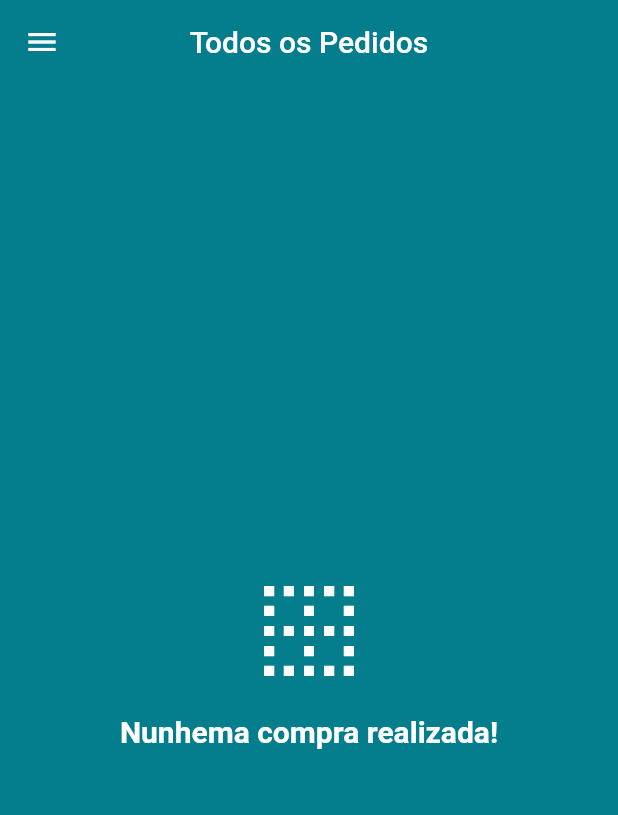
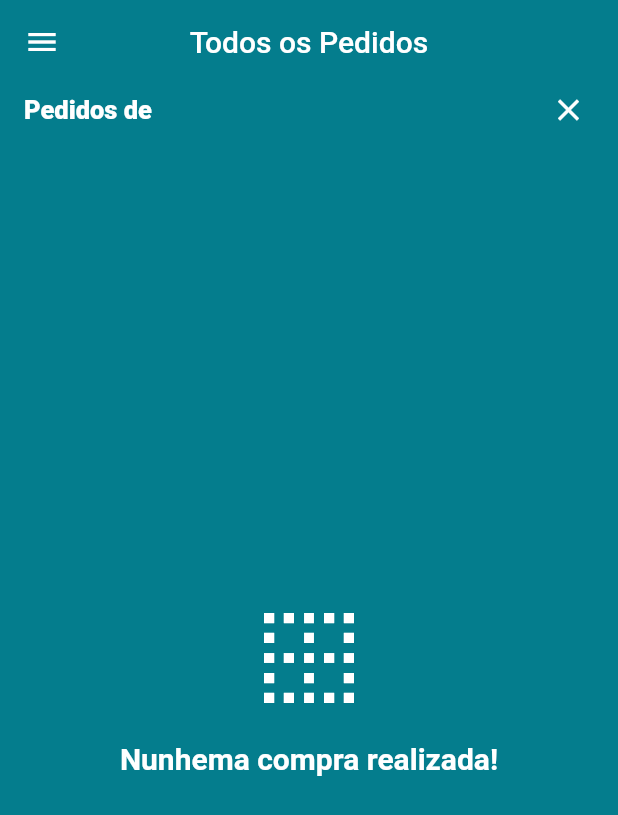
Before and after one commit to goncalveshigino/loja_virtual, a Flutter app: the AdminOrdersScreen screen opened directly, on a phone screen of 412 x 824 dp. Shown: the top 815 px of the screen. Run offline on Flutter 3.47's test engine with Material 2 defaults, Android fonts, the phone set to English and light mode, and no system bars; our stand-ins replace brasil_fields, carousel_pro, cloud_firestore, dio, firebase_auth, firebase_storage and 4 more; missing offline and left inert: alphabet_list_scroll_view; accounts and stored records are empty.

Commit message:
Filtrando os  Pedidos por Usuario

```diff
--- a/lib/Screen/admin_orders/admin_orders_screen.dart
+++ b/lib/Screen/admin_orders/admin_orders_screen.dart
@@ -1,11 +1,13 @@
 import 'package:flutter/material.dart';
+import 'package:loja_virtual/common/custom_icon_button.dart';
 import 'package:loja_virtual/common/order/order_tile.dart';
 import 'package:loja_virtual/common/custom_drawer/custom_drawer.dart';
 import 'package:loja_virtual/common/custom_drawer/empty_card.dart';
 import 'package:loja_virtual/models/admin_orders_manager.dart';
+import 'package:loja_virtual/models/orders_manager.dart';
 import 'package:provider/provider.dart';
 
-class AdminOrdersScreen  extends StatelessWidget {
+class AdminOrdersScreen extends StatelessWidget {
   @override
   Widget build(BuildContext context) {
     return Scaffold(
@@ -16,23 +18,54 @@ class AdminOrdersScreen  extends StatelessWidget {
       ),
       body: Consumer<AdminOrdersManager>(
         builder: (_, adminOrderManager, __) {
+          final filteredOrders = adminOrderManager.filteredOrders;
 
-          if (adminOrderManager.orders.isEmpty) {
-            return EmptyCard(
+          return Column(
+            children: [
+              if (adminOrderManager.userFilter != null)
+                Padding(
+                  padding: const EdgeInsets.fromLTRB(16, 0, 16, 2),
+                  child: Row(
+                    children: [
+                      Expanded(
+                        child: Text(
+                          'Pedidos de ${adminOrderManager.userFilter.name}',
+                          style: TextStyle(
+                              fontWeight: FontWeight.w800,
+                              fontSize: 17,
+                              color: Colors.white),
+                        ),
+                      ),
+                      CustomIconButton(
+                        iconData: Icons.close,
+                        color: Colors.white,
+                        onTap: () {
+                          adminOrderManager.setUserFilter(null);
+                        },
+                      )
+                    ],
+                  ),
+                ),
+              if (filteredOrders.isEmpty)
+                Expanded(
+                  child: EmptyCard(
                     title: 'Nunhema compra realizada!',
                     iconData: Icons.border_clear,
-            );
-          }
-          return ListView.builder(
-              itemCount: adminOrderManager.orders.length,
-              itemBuilder: (_, index){
+                  ),
+                )
+              else
+                Expanded(
+                  child: ListView.builder(
+                    itemCount: filteredOrders.length,
+                    itemBuilder: (_, index) {
                       return OrderTile(
-
-                   adminOrderManager.orders.reversed.toList()[index],
+                        filteredOrders.toList()[index],
                         showControllers: true,
-
                       );
                     },
+                  ),
+                )
+            ],
           );
         },
       ),
--- a/lib/models/admin_orders_manager.dart
+++ b/lib/models/admin_orders_manager.dart
@@ -4,6 +4,7 @@ import 'dart:async';
 
 import 'package:cloud_firestore/cloud_firestore.dart';
 import 'package:flutter/cupertino.dart';
+import 'package:loja_virtual/models/user.dart';
 
 import 'order.dart';
 
@@ -11,20 +12,35 @@ class AdminOrdersManager extends ChangeNotifier {
 
 
 
-  List<Order> orders = [];
+  List<Order> _orders = [];
+
+  User userFilter;
 
   final Firestore firestore = Firestore.instance;
 
   StreamSubscription _subscription;
 
   void updateAdmin({bool adminEnabled}) {
-    orders.clear();
+    _orders.clear();
 
     _subscription?.cancel();
 
     if (adminEnabled) {
       _listenToOrders();
     }
+  }
+
+ // Filtrando pedidos
+
+  List<Order> get filteredOrders {
+
+     List<Order> output = _orders.reversed.toList();
+
+     if(userFilter != null){
+       output = output.where((o) => o.userId == userFilter.id).toList();
+     }
+
+     return output;
   }
 
 
@@ -36,13 +52,13 @@ class AdminOrdersManager extends ChangeNotifier {
            switch (change.type) {
 
              case DocumentChangeType.added:
-               orders.add(
+               _orders.add(
                  Order.fromDocument(change.document)
                );
                break;
 
              case DocumentChangeType.modified:
-               final modOrder = orders.firstWhere((o) =>
+               final modOrder = _orders.firstWhere((o) =>
                     o.orderId == change.document.documentID);
                   modOrder.updateFromDocument(change.document);
                break;
@@ -58,6 +74,11 @@ class AdminOrdersManager extends ChangeNotifier {
     });
   }
 
+  void setUserFilter(User user){
+    userFilter = user;
+    notifyListeners();
+  }
+
   @override
   void dispose() {
     super.dispose();
```
Also changed, not shown: lib/Screen/admin_user/admin_user_screen.dart (+8 -0 lines). Lines whose indentation alone changed are shown as unchanged.
